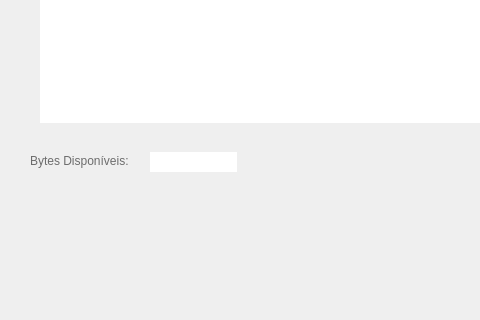
This is pteid-mw-pt/_src/eidmw/eidgui/mainwnd.ui in amagovpt/autenticacao.gov as Qt 5 draws it before an edit; both pictures show x 0 to 480 and y 387 to 707 of the 925 by 1042 pixel window. The edited form follows.
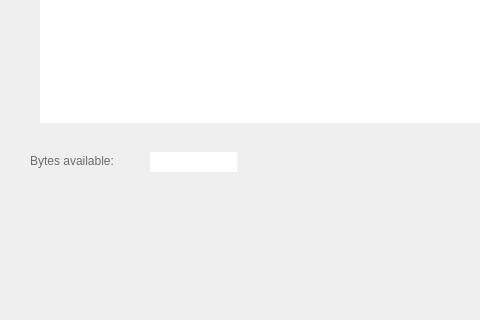
This is the edited form. The open tabs and pages were chosen to show the change. Icons and pictures are not drawn.

Commit message: fix: translated a label in the personal notes section

```diff
--- a/pteid-mw-pt/_src/eidmw/eidgui/mainwnd.ui
+++ b/pteid-mw-pt/_src/eidmw/eidgui/mainwnd.ui
@@ -1393,7 +1393,7 @@
 font: 10pt &quot;Arial&quot;;</string>
         </property>
         <property name="text">
-         <string>Bytes Disponíveis:</string>
+         <string>Bytes available:</string>
         </property>
        </widget>
        <widget class="QLineEdit" name="txtPersoDataCount">
```
Left out of the diff: 4 changed lines with no effect on the pictures. The commit also changes 2 other files.
